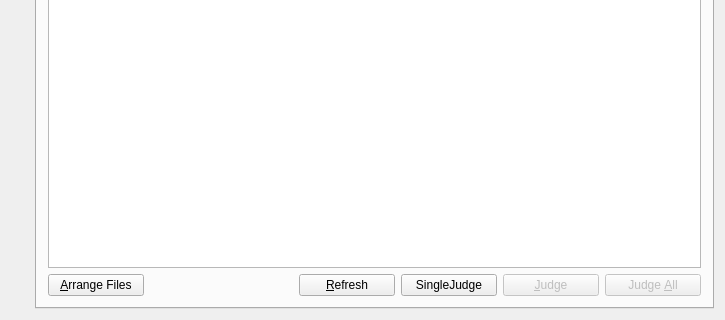
The window that forms_unix/lemon.ui (Project-LemonLime/Project_LemonLime) describes before a commit, drawn with Qt 5; both pictures show x 0 to 725 and y 190 to 510 of the 725 by 510 pixel window.
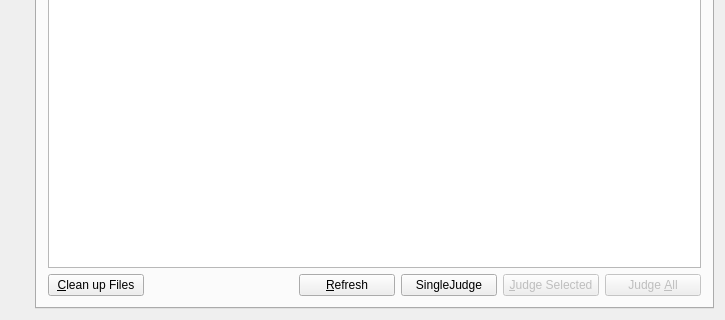
The same window after the commit. The open tabs and pages were chosen to show the change. Icons and pictures are not drawn. Custom widgets are drawn as their Qt base class.

What changed in the file:
```diff
--- a/forms_unix/lemon.ui
+++ b/forms_unix/lemon.ui
@@ -32,6 +32,7 @@
       </property>
       <property name="font">
        <font>
+        <pointsize>9</pointsize>
         <weight>75</weight>
         <bold>true</bold>
        </font>
@@ -208,7 +209,7 @@
              </size>
             </property>
             <property name="text">
-             <string>&amp;Arrange Files</string>
+             <string>&amp;Clean up Files</string>
             </property>
            </widget>
           </item>
@@ -269,7 +270,7 @@
              </size>
             </property>
             <property name="text">
-             <string>&amp;Judge</string>
+             <string>&amp;Judge Selected</string>
             </property>
            </widget>
           </item>
```
Left out of the diff: 6 changed lines with no effect on the pictures.
